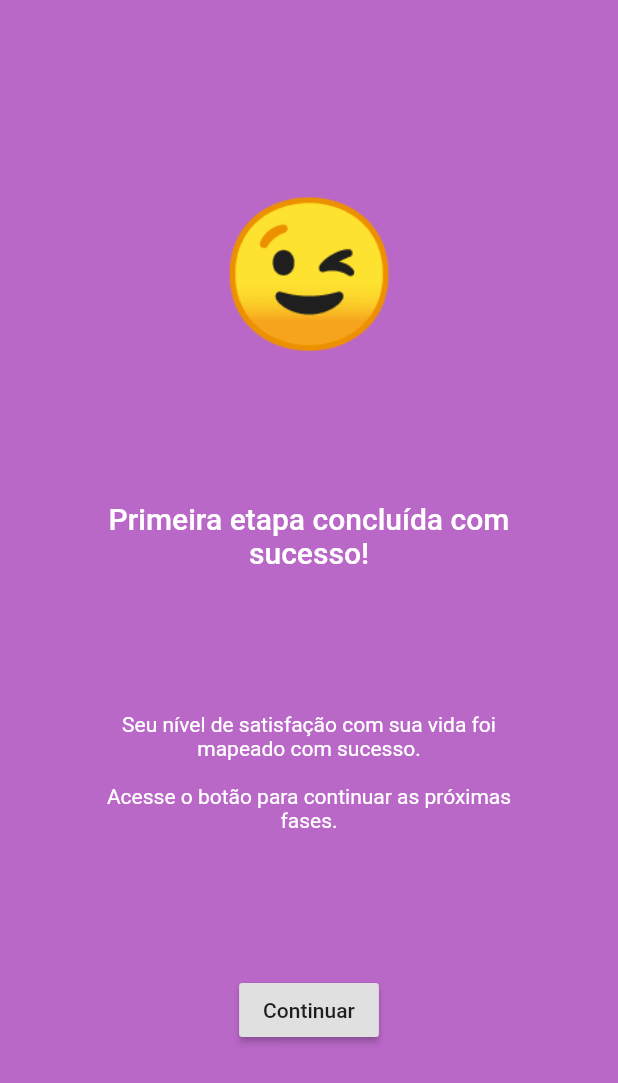
After one commit to rodrigoaddor/florescer, a Flutter app: the EndPage screen opened by its route, on a phone screen of 412 x 824 dp. The commit adds this screen. Shown: the top 1083 px of the screen. Run offline on Flutter 3.47's test engine with Material 2 defaults, Android fonts, the phone set to English and light mode, and no system bars; our stand-ins replace cloud_firestore, firebase_auth, fl_chart, font_awesome_flutter, google_sign_in, mask_text_input_formatter and 1 more; missing offline and left inert: state_gen; accounts and stored records are empty; generated files the repository leaves out were written again.

Commit message:
Signing, EndPage, theme fixes

```diff
--- /dev/null
+++ b/lib/page/end.dart
@@ -0,0 +1,40 @@
+import 'package:flutter/material.dart';
+
+class EndPage extends StatelessWidget {
+  @override
+  Widget build(BuildContext context) {
+    final theme = Theme.of(context);
+    final texts = theme.textTheme.apply(bodyColor: Colors.white);
+    return Scaffold(
+      backgroundColor: theme.primaryColor,
+      body: Padding(
+        padding: const EdgeInsets.symmetric(vertical: 32, horizontal: 64),
+        child: Column(
+          mainAxisAlignment: MainAxisAlignment.spaceEvenly,
+          children: [
+            Text(
+              '😉',
+              style: texts.bodyText1.copyWith(fontSize: 96),
+              textAlign: TextAlign.center,
+            ),
+            Text(
+              'Primeira etapa concluída com sucesso!',
+              style: texts.headline6,
+              textAlign: TextAlign.center,
+            ),
+            Text(
+              'Seu nível de satisfação com sua vida foi mapeado com sucesso.\n\n'
+              'Acesse o botão para continuar as próximas fases.',
+              textAlign: TextAlign.center,
+              style: texts.bodyText2,
+            ),
+            RaisedButton(
+              child: Text('Continuar'),
+              onPressed: () => Navigator.popUntil(context, ModalRoute.withName('/wheel/categories')),
+            ),
+          ],
+        ),
+      ),
+    );
+  }
+}
--- a/lib/page/satisfaction/result.dart
+++ b/lib/page/satisfaction/result.dart
@@ -91,6 +91,10 @@ class _ResultIntroPageState extends State<ResultIntroPage> with SingleTickerProv
                 textAlign: TextAlign.center,
               ),
             ),
+            RaisedButton(
+              child: Text('Próximo'),
+              onPressed: () => Navigator.pushNamed(context, '/end'),
+            )
           ],
         ),
       ),
--- a/lib/page/wheel/categories.dart
+++ b/lib/page/wheel/categories.dart
@@ -34,7 +34,7 @@ class WheelCategoriesPage extends StatelessWidget {
   @override
   Widget build(BuildContext context) {
     final theme = Theme.of(context);
-    final texts = theme.textTheme;
+    final texts = theme.textTheme.apply(bodyColor: Colors.white);
     final data = context.watch<AppData>();
 
     return Scaffold(
--- a/lib/router.dart
+++ b/lib/router.dart
@@ -1,4 +1,5 @@
 import 'package:florescer/page/admin.dart';
+import 'package:florescer/page/end.dart';
 import 'package:florescer/page/wheel/category.dart';
 import 'package:florescer/page/wheel/categories.dart';
 import 'package:florescer/page/intro.dart';
@@ -17,6 +18,7 @@ final Map<String, WidgetBuilder> routes = {
   '/satisfaction/result': (context) => ResultIntroPage(),
   '/wheel/categories': (context) => WheelCategoriesPage(),
   '/wheel/result': (context) => WheelResultPage(),
+  '/end': (context) => EndPage(),
   '/admin': (context) => AdminPage(),
 };
 
```
Also changed, not shown: .github/workflows/main.yaml, pubspec.lock, 2 other files.
